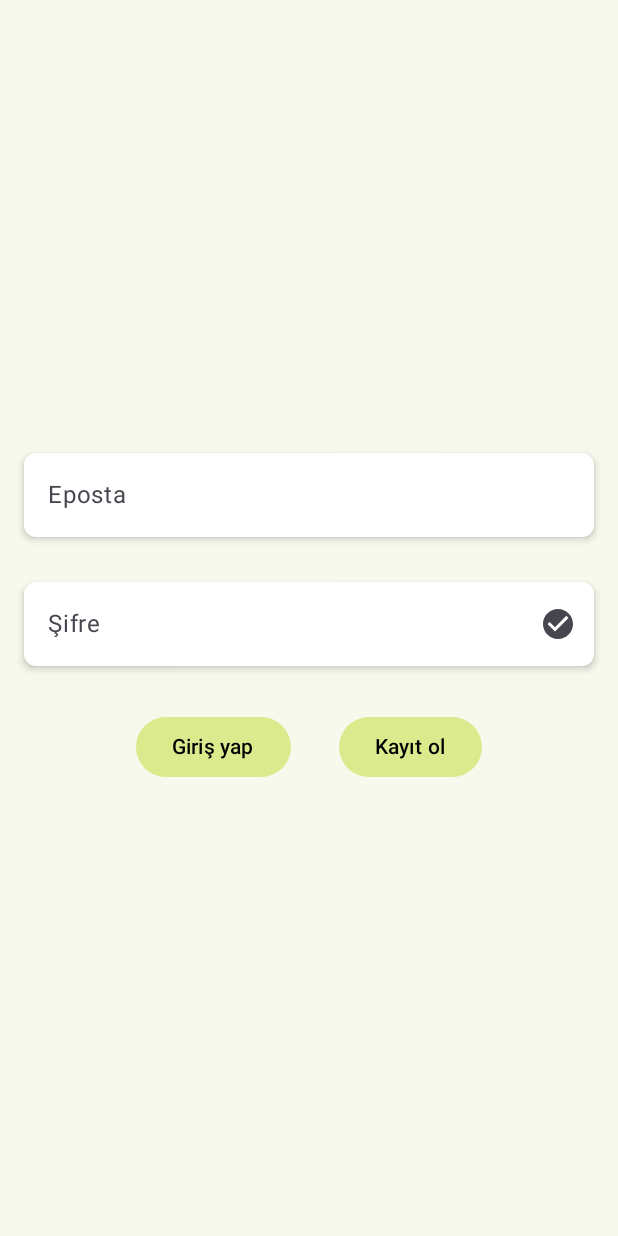
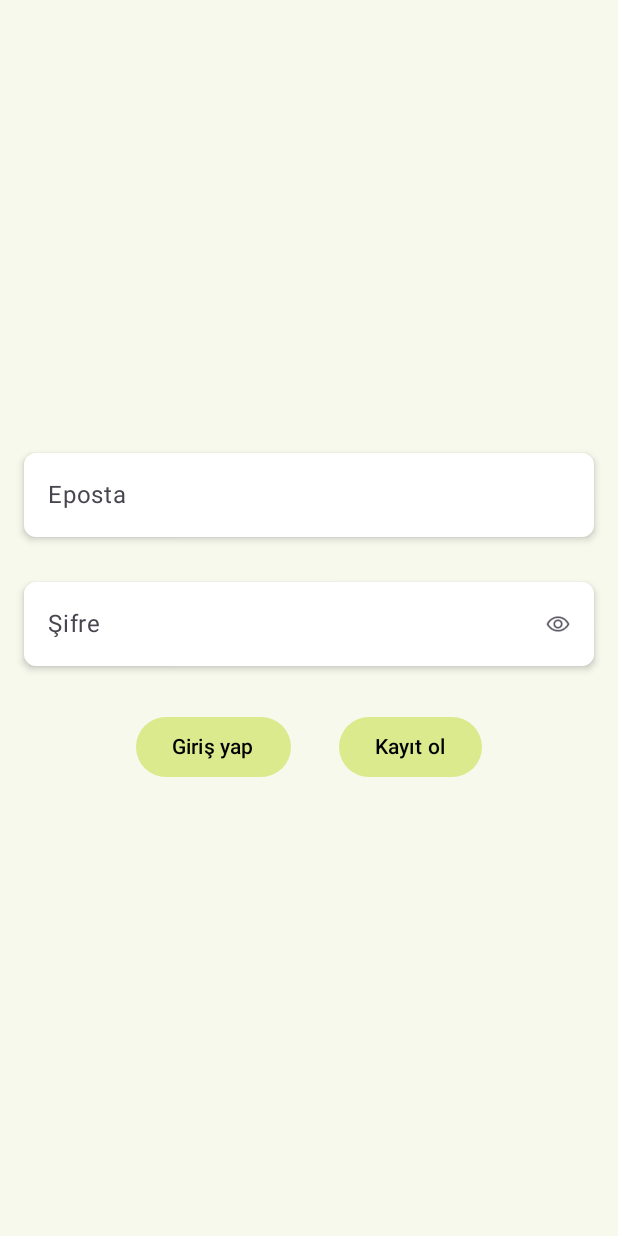
Before and after one commit to turkerdev/doge, an Android app built with Jetpack Compose: the AuthScreen screen opened through its navigation route, on a phone screen of 412 x 824 dp. Run offline under Robolectric (Android 15) with nearby library versions, the phone set to English and light mode, and no system bars; libraries missing offline, so code that uses them is left out: io.github.jan.supabase; 1 statement that could not run was skipped.

Commit message:
Fix password icon

```diff
--- a/app/src/main/java/dev/turker/doge/ui/auth/AuthScreen.kt
+++ b/app/src/main/java/dev/turker/doge/ui/auth/AuthScreen.kt
@@ -3,10 +3,8 @@ package dev.turker.doge.ui.auth
 import androidx.compose.foundation.layout.Arrangement
 import androidx.compose.foundation.layout.Column
 import androidx.compose.foundation.layout.Row
+import androidx.compose.foundation.layout.size
 import androidx.compose.foundation.text.KeyboardOptions
-import androidx.compose.material.icons.Icons
-import androidx.compose.material.icons.filled.Check
-import androidx.compose.material.icons.filled.CheckCircle
 import androidx.compose.material3.Icon
 import androidx.compose.material3.IconButton
 import androidx.compose.material3.Text
@@ -17,6 +15,8 @@ import androidx.compose.runtime.remember
 import androidx.compose.runtime.saveable.rememberSaveable
 import androidx.compose.runtime.setValue
 import androidx.compose.ui.Alignment
+import androidx.compose.ui.Modifier
+import androidx.compose.ui.res.painterResource
 import androidx.compose.ui.res.stringResource
 import androidx.compose.ui.text.input.KeyboardType
 import androidx.compose.ui.text.input.PasswordVisualTransformation
@@ -52,8 +52,10 @@ fun AuthScreen() {
             trailingIcon = {
                 IconButton(onClick = { passwordVisible = !passwordVisible }) {
                     Icon(
-                        imageVector = if (passwordVisible) Icons.Filled.Check else Icons.Filled.CheckCircle,
-                        ""
+                        painter = if (passwordVisible) painterResource(R.drawable.eye_slash)
+                        else painterResource(R.drawable.eye),
+                        "",
+                        modifier = Modifier.size(16.dp)
                     )
                 }
             },
```
Also changed, not shown: app/src/main/res/drawable/eye.png (added), app/src/main/res/drawable/eye_slash.png (added).
